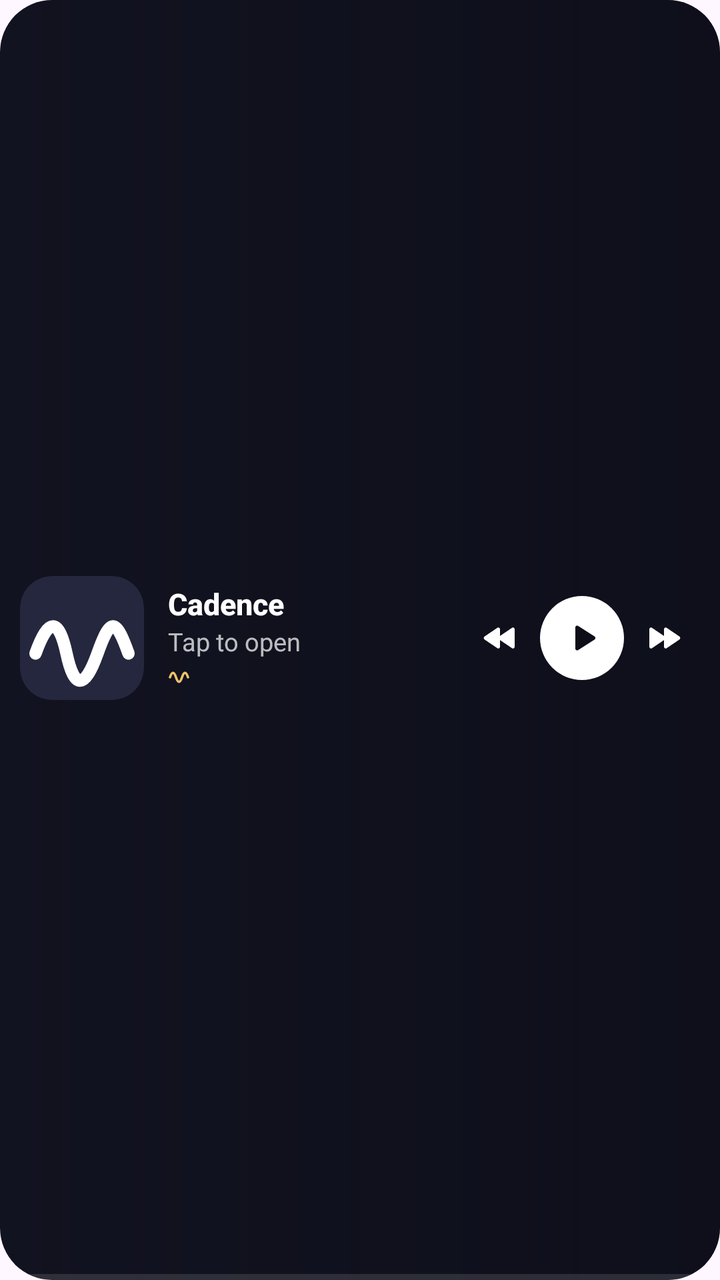
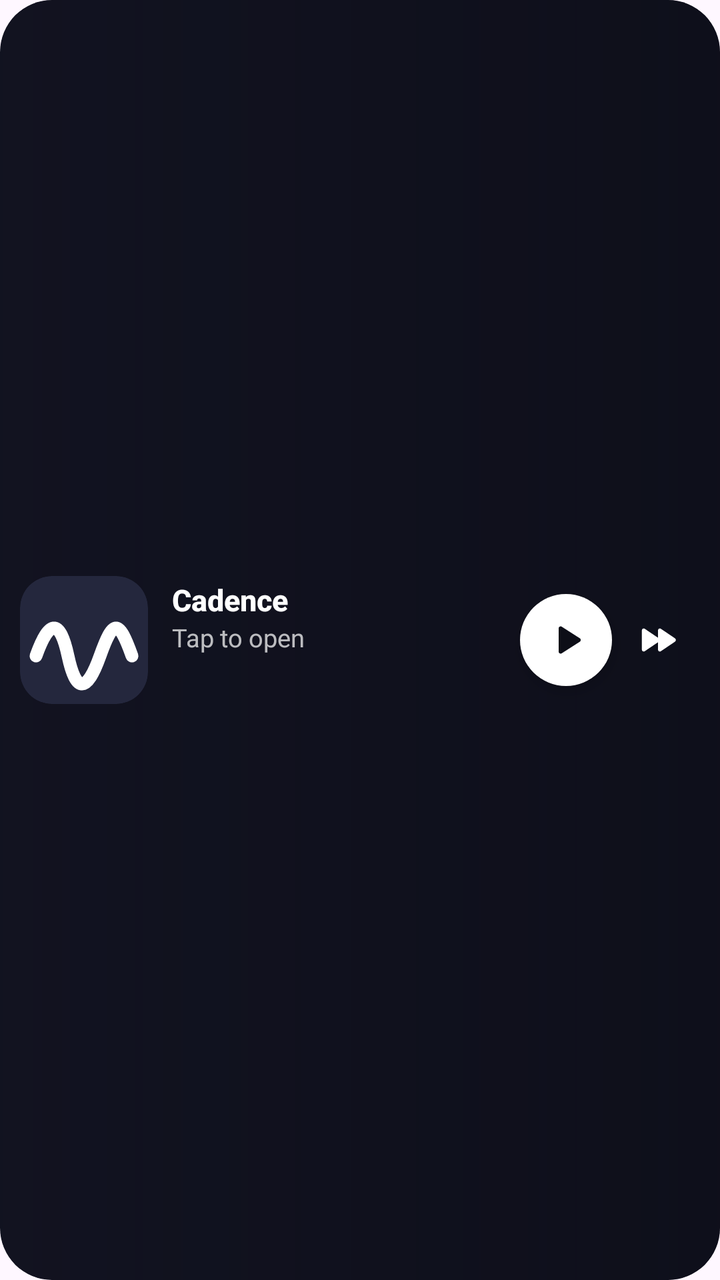

An Android layout rendered at two revisions. The XML below is the earlier revision; the diff shows what the commit changed to produce the second picture.
<!-- AndroidManifest.xml: application theme Theme.cadence -->
<!-- res/layout/widget_player_compact.xml -->
<?xml version="1.0" encoding="utf-8"?>
<FrameLayout xmlns:android="http://schemas.android.com/apk/res/android"
    android:id="@+id/widget_root"
    android:layout_width="match_parent"
    android:layout_height="match_parent"
    android:background="@drawable/widget_bg"
    android:clipToOutline="true">

    <ImageView
        android:id="@+id/widget_wash"
        android:layout_width="match_parent"
        android:layout_height="match_parent"
        android:importantForAccessibility="no"
        android:scaleType="centerCrop" />

    <ImageView
        android:layout_width="match_parent"
        android:layout_height="match_parent"
        android:importantForAccessibility="no"
        android:scaleType="fitXY"
        android:src="@drawable/widget_veil" />

    <LinearLayout
        android:layout_width="match_parent"
        android:layout_height="match_parent"
        android:gravity="center_vertical"
        android:orientation="horizontal"
        android:paddingStart="10dp"
        android:paddingTop="10dp"
        android:paddingEnd="10dp"
        android:paddingBottom="12dp">

        <ImageView
            android:id="@+id/widget_art"
            android:layout_width="62dp"
            android:layout_height="62dp"
            android:background="@drawable/widget_art_bg"
            android:clipToOutline="true"
            android:contentDescription="Open Cadence"
            android:scaleType="centerCrop"
            android:src="@drawable/ic_stat_cadence" />

        <LinearLayout
            android:layout_width="0dp"
            android:layout_height="wrap_content"
            android:layout_marginStart="12dp"
            android:layout_weight="1"
            android:orientation="vertical">

            <TextView
                android:id="@+id/widget_title"
                android:layout_width="match_parent"
                android:layout_height="wrap_content"
                android:ellipsize="end"
                android:fontFamily="sans-serif-medium"
                android:maxLines="1"
                android:text="Cadence"
                android:textColor="#FFFFFFFF"
                android:textSize="15sp"
                android:textStyle="bold" />

            <TextView
                android:id="@+id/widget_artist"
                android:layout_width="match_parent"
                android:layout_height="wrap_content"
                android:ellipsize="end"
                android:maxLines="1"
                android:text="Tap to open"
                android:textColor="#B8FFFFFF"
                android:textSize="12.5sp" />

            <LinearLayout
                android:id="@+id/widget_quality_row"
                android:layout_width="match_parent"
                android:layout_height="wrap_content"
                android:layout_marginTop="2dp"
                android:gravity="center_vertical"
                android:orientation="horizontal">

                <ImageView
                    android:layout_width="12dp"
                    android:layout_height="12dp"
                    android:importantForAccessibility="no"
                    android:src="@drawable/ic_w_quality" />

                <TextView
                    android:id="@+id/widget_quality"
                    android:layout_width="match_parent"
                    android:layout_height="wrap_content"
                    android:layout_marginStart="4dp"
                    android:ellipsize="end"
                    android:maxLines="1"
                    android:textColor="#FFF2C26B"
                    android:textSize="11sp" />
            </LinearLayout>

            <TextView
                android:id="@+id/widget_time"
                android:layout_width="0dp"
                android:layout_height="0dp"
                android:visibility="gone" />
        </LinearLayout>

        <ImageButton
            android:id="@+id/widget_prev"
            android:layout_width="36dp"
            android:layout_height="36dp"
            android:background="@drawable/widget_btn_bg"
            android:contentDescription="Previous"
            android:padding="8dp"
            android:scaleType="fitCenter"
            android:src="@drawable/ic_w_prev" />

        <ImageButton
            android:id="@+id/widget_play"
            android:layout_width="42dp"
            android:layout_height="42dp"
            android:layout_marginStart="2dp"
            android:layout_marginEnd="2dp"
            android:background="@drawable/widget_play_bg"
            android:contentDescription="Play or pause"
            android:padding="11dp"
            android:scaleType="fitCenter"
            android:src="@drawable/ic_w_play" />

        <ImageButton
            android:id="@+id/widget_next"
            android:layout_width="36dp"
            android:layout_height="36dp"
            android:background="@drawable/widget_btn_bg"
            android:contentDescription="Next"
            android:padding="8dp"
            android:scaleType="fitCenter"
            android:src="@drawable/ic_w_next" />
    </LinearLayout>

    <ProgressBar
        android:id="@+id/widget_progress"
        style="@android:style/Widget.ProgressBar.Horizontal"
        android:layout_width="match_parent"
        android:layout_height="3dp"
        android:layout_gravity="bottom"
        android:max="1000"
        android:progress="0"
        android:progressDrawable="@drawable/widget_progress" />
</FrameLayout>
<!-- resources referenced by this layout -->
<resources>
  <!-- drawable ic_stat_cadence (drawable) -->
  <vector xmlns:android="http://schemas.android.com/apk/res/android"
      android:width="24dp" android:height="24dp" android:viewportWidth="24" android:viewportHeight="24">
      <path android:pathData="M3,15c2.5,-7 4.5,-7 6,0s3.5,7 6,0 3.5,-7 6,0"
          android:strokeColor="#FFFFFFFF" android:strokeWidth="2.4"
          android:strokeLineCap="round" android:strokeLineJoin="round" android:fillColor="#00000000" />
  </vector>
  <!-- drawable ic_w_play (drawable) -->
  <vector xmlns:android="http://schemas.android.com/apk/res/android" android:width="24dp" android:height="24dp" android:viewportWidth="24" android:viewportHeight="24">
      <path android:fillColor="#FF0D0E17" android:pathData="M8,5.6v12.8c0,0.8 0.9,1.3 1.6,0.9l10,-6.4c0.6,-0.4 0.6,-1.4 0,-1.8l-10,-6.4C8.9,4.3 8,4.8 8,5.6z" />
  </vector>
  <!-- drawable ic_w_prev (drawable) -->
  <vector xmlns:android="http://schemas.android.com/apk/res/android" android:width="24dp" android:height="24dp" android:viewportWidth="24" android:viewportHeight="24">
      <path android:fillColor="#FFFFFFFF" android:pathData="M11.5,12.9l7.7,5.2c0.7,0.5 1.6,0 1.6,-0.9V6.8c0,-0.9 -0.9,-1.4 -1.6,-0.9L11.5,11.1c-0.6,0.4 -0.6,1.4 0,1.8zM2.7,12.9l7.7,5.2c0.7,0.5 1.6,0 1.6,-0.9V6.8c0,-0.9 -0.9,-1.4 -1.6,-0.9L2.7,11.1c-0.6,0.4 -0.6,1.4 0,1.8z" />
  </vector>
  <!-- drawable ic_w_quality (drawable) -->
  <vector xmlns:android="http://schemas.android.com/apk/res/android" android:width="14dp" android:height="14dp" android:viewportWidth="24" android:viewportHeight="24">
      <path android:strokeColor="#FFF2C26B" android:strokeWidth="2.4" android:strokeLineCap="round" android:strokeLineJoin="round" android:fillColor="#00000000" android:pathData="M2,12c2,-6 4,-6 6,0s4,6 6,0 4,-6 6,0" />
  </vector>
  <!-- drawable widget_art_bg (drawable) -->
  <?xml version="1.0" encoding="utf-8"?>
  <shape xmlns:android="http://schemas.android.com/apk/res/android" android:shape="rectangle">
      <solid android:color="#FF24273D" />
      <corners android:radius="16dp" />
  </shape>
  <!-- drawable widget_bg (drawable) -->
  <?xml version="1.0" encoding="utf-8"?>
  <shape xmlns:android="http://schemas.android.com/apk/res/android" android:shape="rectangle">
      <solid android:color="#FF151626" />
      <corners android:radius="26dp" />
  </shape>
  <!-- drawable widget_btn_bg (drawable) -->
  <?xml version="1.0" encoding="utf-8"?>
  <ripple xmlns:android="http://schemas.android.com/apk/res/android" android:color="#33FFFFFF">
      <item android:id="@android:id/mask">
          <shape android:shape="oval"><solid android:color="#FFFFFFFF" /></shape>
      </item>
  </ripple>
  <!-- drawable widget_play_bg (drawable) -->
  <?xml version="1.0" encoding="utf-8"?>
  <ripple xmlns:android="http://schemas.android.com/apk/res/android" android:color="#33000000">
      <item>
          <shape android:shape="oval"><solid android:color="#FFFFFFFF" /></shape>
      </item>
  </ripple>
  <!-- drawable widget_progress (drawable) -->
  <?xml version="1.0" encoding="utf-8"?>
  <layer-list xmlns:android="http://schemas.android.com/apk/res/android">
      <item android:id="@android:id/background">
          <shape><solid android:color="#1FFFFFFF" /></shape>
      </item>
      <item android:id="@android:id/progress">
          <clip><shape><solid android:color="#FF8B7CFF" /></shape></clip>
      </item>
  </layer-list>
  <!-- drawable widget_veil (drawable) -->
  <?xml version="1.0" encoding="utf-8"?>
  <shape xmlns:android="http://schemas.android.com/apk/res/android" android:shape="rectangle">
      <gradient android:angle="0" android:startColor="#590A0B14" android:endColor="#A60A0B14" />
  </shape>
  <style name="Theme.cadence" parent="Theme.Material3.DayNight.NoActionBar">
          
      </style>
  <!-- unchanged entries left out for length: 1 -->
</resources>

<!-- the commit's change to res/layout/widget_player_compact.xml (unified diff, before → after) -->
@@ -26,14 +26,12 @@
         android:gravity="center_vertical"
         android:orientation="horizontal"
         android:paddingStart="10dp"
-        android:paddingTop="10dp"
-        android:paddingEnd="10dp"
-        android:paddingBottom="12dp">
+        android:paddingEnd="12dp">
 
         <ImageView
             android:id="@+id/widget_art"
-            android:layout_width="62dp"
-            android:layout_height="62dp"
+            android:layout_width="64dp"
+            android:layout_height="64dp"
             android:background="@drawable/widget_art_bg"
             android:clipToOutline="true"
             android:contentDescription="Open Cadence"
@@ -44,6 +42,7 @@
             android:layout_width="0dp"
             android:layout_height="wrap_content"
             android:layout_marginStart="12dp"
+            android:layout_marginEnd="8dp"
             android:layout_weight="1"
             android:orientation="vertical">
 
@@ -69,30 +68,26 @@
                 android:textColor="#B8FFFFFF"
                 android:textSize="12.5sp" />
 
+            <ImageView
+                android:id="@+id/widget_wave"
+                android:layout_width="match_parent"
+                android:layout_height="16dp"
+                android:layout_marginTop="7dp"
+                android:importantForAccessibility="no"
+                android:scaleType="fitXY" />
+
+            
             <LinearLayout
                 android:id="@+id/widget_quality_row"
-                android:layout_width="match_parent"
-                android:layout_height="wrap_content"
-                android:layout_marginTop="2dp"
-                android:gravity="center_vertical"
-                android:orientation="horizontal">
+                android:layout_width="0dp"
+                android:layout_height="0dp"
+                android:visibility="gone" />
 
-                <ImageView
-                    android:layout_width="12dp"
-                    android:layout_height="12dp"
-                    android:importantForAccessibility="no"
-                    android:src="@drawable/ic_w_quality" />
-
-                <TextView
-                    android:id="@+id/widget_quality"
-                    android:layout_width="match_parent"
-                    android:layout_height="wrap_content"
-                    android:layout_marginStart="4dp"
-                    android:ellipsize="end"
-                    android:maxLines="1"
-                    android:textColor="#FFF2C26B"
-                    android:textSize="11sp" />
-            </LinearLayout>
+            <TextView
+                android:id="@+id/widget_quality"
+                android:layout_width="0dp"
+                android:layout_height="0dp"
+                android:visibility="gone" />
 
             <TextView
                 android:id="@+id/widget_time"
@@ -102,45 +97,32 @@
         </LinearLayout>
 
         <ImageButton
-            android:id="@+id/widget_prev"
-            android:layout_width="36dp"
-            android:layout_height="36dp"
-            android:background="@drawable/widget_btn_bg"
-            android:contentDescription="Previous"
-            android:padding="8dp"
-            android:scaleType="fitCenter"
-            android:src="@drawable/ic_w_prev" />
-
-        <ImageButton
             android:id="@+id/widget_play"
-            android:layout_width="42dp"
-            android:layout_height="42dp"
-            android:layout_marginStart="2dp"
-            android:layout_marginEnd="2dp"
+            android:layout_width="46dp"
+            android:layout_height="46dp"
             android:background="@drawable/widget_play_bg"
             android:contentDescription="Play or pause"
-            android:padding="11dp"
+            android:elevation="4dp"
+            android:padding="12dp"
             android:scaleType="fitCenter"
             android:src="@drawable/ic_w_play" />
 
         <ImageButton
             android:id="@+id/widget_next"
-            android:layout_width="36dp"
-            android:layout_height="36dp"
+            android:layout_width="38dp"
+            android:layout_height="38dp"
+            android:layout_marginStart="4dp"
             android:background="@drawable/widget_btn_bg"
             android:contentDescription="Next"
             android:padding="8dp"
             android:scaleType="fitCenter"
             android:src="@drawable/ic_w_next" />
+
+        
+        <ImageButton
+            android:id="@+id/widget_prev"
+            android:layout_width="0dp"
+            android:layout_height="0dp"
+            android:visibility="gone" />
     </LinearLayout>
-
-    <ProgressBar
-        android:id="@+id/widget_progress"
-        style="@android:style/Widget.ProgressBar.Horizontal"
-        android:layout_width="match_parent"
-        android:layout_height="3dp"
-        android:layout_gravity="bottom"
-        android:max="1000"
-        android:progress="0"
-        android:progressDrawable="@drawable/widget_progress" />
 </FrameLayout>
<!-- resource entries referenced after the edit -->
@@ -10,14 +10,6 @@
   <!-- drawable ic_w_play (drawable) -->
   <vector xmlns:android="http://schemas.android.com/apk/res/android" android:width="24dp" android:height="24dp" android:viewportWidth="24" android:viewportHeight="24">
       <path android:fillColor="#FF0D0E17" android:pathData="M8,5.6v12.8c0,0.8 0.9,1.3 1.6,0.9l10,-6.4c0.6,-0.4 0.6,-1.4 0,-1.8l-10,-6.4C8.9,4.3 8,4.8 8,5.6z" />
-  </vector>
-  <!-- drawable ic_w_prev (drawable) -->
-  <vector xmlns:android="http://schemas.android.com/apk/res/android" android:width="24dp" android:height="24dp" android:viewportWidth="24" android:viewportHeight="24">
-      <path android:fillColor="#FFFFFFFF" android:pathData="M11.5,12.9l7.7,5.2c0.7,0.5 1.6,0 1.6,-0.9V6.8c0,-0.9 -0.9,-1.4 -1.6,-0.9L11.5,11.1c-0.6,0.4 -0.6,1.4 0,1.8zM2.7,12.9l7.7,5.2c0.7,0.5 1.6,0 1.6,-0.9V6.8c0,-0.9 -0.9,-1.4 -1.6,-0.9L2.7,11.1c-0.6,0.4 -0.6,1.4 0,1.8z" />
-  </vector>
-  <!-- drawable ic_w_quality (drawable) -->
-  <vector xmlns:android="http://schemas.android.com/apk/res/android" android:width="14dp" android:height="14dp" android:viewportWidth="24" android:viewportHeight="24">
-      <path android:strokeColor="#FFF2C26B" android:strokeWidth="2.4" android:strokeLineCap="round" android:strokeLineJoin="round" android:fillColor="#00000000" android:pathData="M2,12c2,-6 4,-6 6,0s4,6 6,0 4,-6 6,0" />
   </vector>
   <!-- drawable widget_art_bg (drawable) -->
   <?xml version="1.0" encoding="utf-8"?>
@@ -45,16 +37,6 @@
           <shape android:shape="oval"><solid android:color="#FFFFFFFF" /></shape>
       </item>
   </ripple>
-  <!-- drawable widget_progress (drawable) -->
-  <?xml version="1.0" encoding="utf-8"?>
-  <layer-list xmlns:android="http://schemas.android.com/apk/res/android">
-      <item android:id="@android:id/background">
-          <shape><solid android:color="#1FFFFFFF" /></shape>
-      </item>
-      <item android:id="@android:id/progress">
-          <clip><shape><solid android:color="#FF8B7CFF" /></shape></clip>
-      </item>
-  </layer-list>
   <!-- drawable widget_veil (drawable) -->
   <?xml version="1.0" encoding="utf-8"?>
   <shape xmlns:android="http://schemas.android.com/apk/res/android" android:shape="rectangle">
